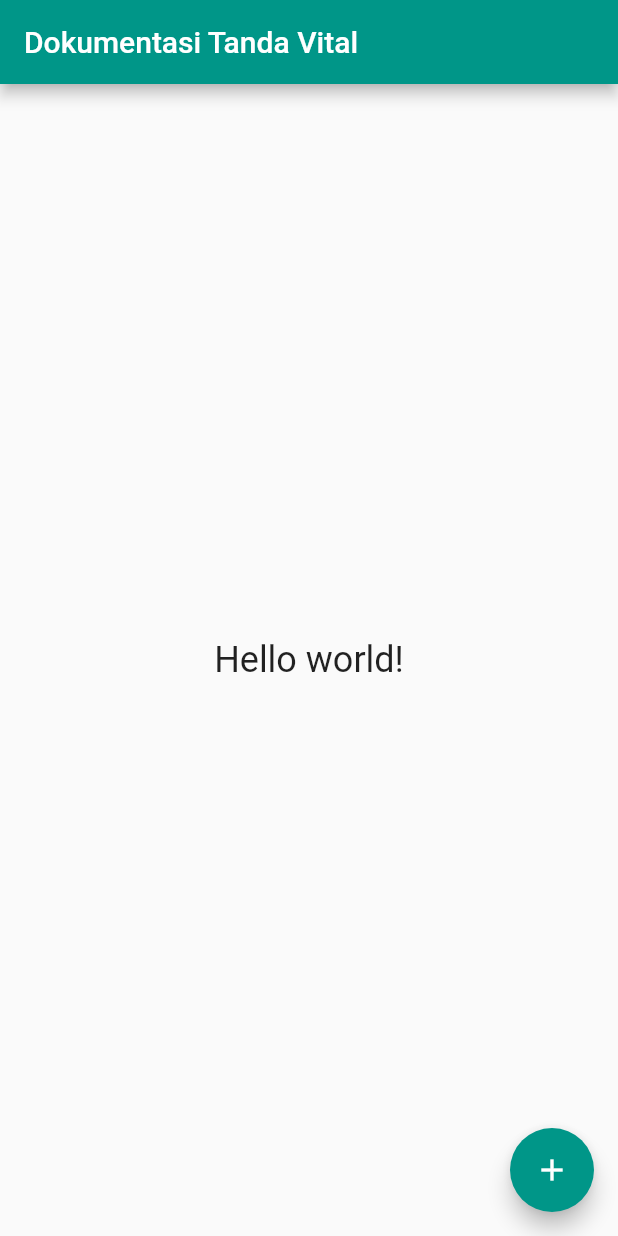
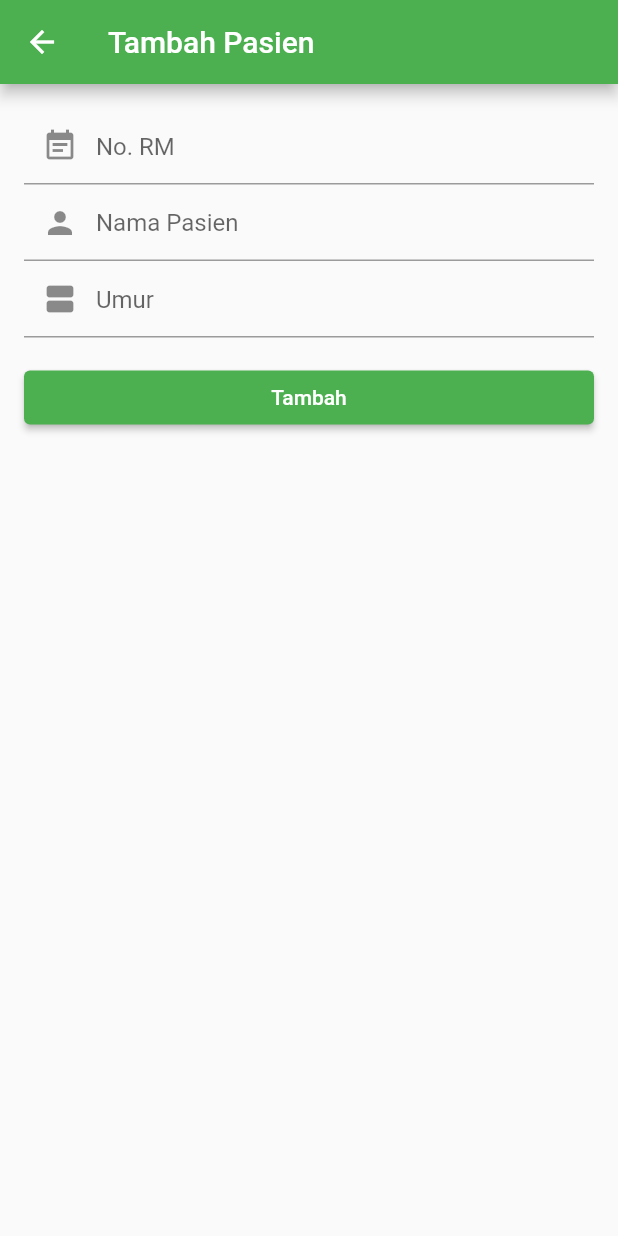
Before and after one commit to khairul169/Tanda-Vital-Flutter, a Flutter app: the screen it shows after launch, after a tap on the "add" icon, on a phone screen of 412 x 824 dp. Run offline on Flutter 3.47's test engine with Material 2 defaults, Android fonts, the phone set to English and light mode, and no system bars; our stand-ins replace material_design_icons_flutter.

Commit message:
Setup starting layout

```diff
--- a/lib/home.dart
+++ b/lib/home.dart
@@ -1,23 +1,213 @@
 import 'package:flutter/material.dart';
+import 'package:material_design_icons_flutter/material_design_icons_flutter.dart';
+import 'package:tanda_vital_flutter/pasien.dart';
+import 'package:tanda_vital_flutter/view.dart';
+import 'package:tanda_vital_flutter/utils.dart';
 
-class Home extends StatelessWidget {
+class PasienListItem extends StatelessWidget {
+  final PasienData itemData;
+  final Function onPress;
+  final Function onRemove;
+
+  PasienListItem({
+    @required this.itemData,
+    @required this.onPress,
+    @required this.onRemove
+  });
+
+  @override
+  Widget build(BuildContext context) {
+    final genderIcon = (this.itemData.gender == 1) ? MdiIcons.genderFemale : MdiIcons.genderMale;
+    return Card(
+      child: ListTile(
+        leading: Icon(Icons.person),
+        title: Column(
+          crossAxisAlignment: CrossAxisAlignment.start,
+          children: <Widget>[
+            Row(
+              children: <Widget>[
+                Text(Utils.genderPrefix(this.itemData)),
+                Container(
+                  margin: EdgeInsets.only(left: 4),
+                  child: Icon(genderIcon, size: 18)
+                ),
+              ],
+            ),
+            Container(
+              margin: EdgeInsets.only(top: 4),
+              child: Text(this.itemData.regNumber + ' • ' + this.itemData.age.toString() + ' th'),
+            ),
+          ]
+        ),
+        trailing: PopupMenuButton(
+          itemBuilder: (context) => <PopupMenuEntry>[
+            PopupMenuItem(
+              value: 1,
+              child: Row(
+                children: <Widget>[
+                  Icon(Icons.delete),
+                  Container(child: Text("Hapus"), margin: EdgeInsets.only(left: 8)),
+                ],
+              ),
+            )
+          ],
+          onSelected: (opt) {
+            // Remove
+            if (opt == 1) {
+              onRemove();
+            }
+          },
+        ),
+        onTap: onPress,
+      ),
+    );
+  }
+}
+
+class PasienListView extends StatelessWidget {
+  final List<PasienData> items;
+  final Function onRemove;
+
+  PasienListView({@required this.items, @required this.onRemove});
+
+  Widget _buildItem(context, index) {
+    if (index >= items.length) {
+      return null;
+    }
+
+    return PasienListItem(
+      itemData: items[index],
+      onPress: () {
+        Navigator.push(context, MaterialPageRoute(builder: (context) => LihatPasien(data: items[index])));
+      },
+      onRemove: () {
+        this.onRemove(index);
+      },
+    );
+  }
+
+  @override
+  Widget build(BuildContext context) {
+    return ListView.builder(itemBuilder: _buildItem);
+  }
+}
+
+class TambahPasien extends StatelessWidget {
+  // Vars
+  final _inputReg = TextEditingController();
+  final _inputName = TextEditingController();
+  final _inputAge = TextEditingController();
+
   @override
   Widget build(BuildContext context) {
     return Scaffold(
       appBar: AppBar(
-        title: Text('Dokumentasi Tanda Vital'),
+        title: Text('Tambah Pasien'),
       ),
-      body: Container(
-        child: Text('Hello world!', style: TextStyle(fontSize: 24),),
+      body: Padding(
         padding: EdgeInsets.all(16),
-        alignment: Alignment.center
-      ),
-      floatingActionButton: FloatingActionButton(
-        child: Icon(Icons.add),
-        onPressed: () {
-          debugPrint("Test!");
-        },
+        child: Column(
+          crossAxisAlignment: CrossAxisAlignment.start,
+          children: <Widget>[
+            TextField(
+              controller: _inputReg,
+              decoration: InputDecoration(
+                contentPadding: EdgeInsets.fromLTRB(20.0, 16.0, 20.0, 16.0),
+                prefixIcon: Icon(Icons.event_note),
+                hintText: "No. RM"
+              )
+            ),
+            TextField(
+              controller: _inputName,
+              decoration: InputDecoration(
+                contentPadding: EdgeInsets.fromLTRB(20.0, 16.0, 20.0, 16.0),
+                prefixIcon: Icon(Icons.person),
+                hintText: "Nama Pasien",
+              )
+            ),
+            TextField(
+              controller: _inputAge,
+              decoration: InputDecoration(
+                contentPadding: EdgeInsets.fromLTRB(20.0, 16.0, 20.0, 16.0),
+                prefixIcon: Icon(Icons.view_agenda),
+                hintText: "Umur"
+              )
+            ),
+            Container(
+              margin: EdgeInsets.only(top: 16),
+              child: RaisedButton(
+                onPressed: () {
+                  Navigator.pop(context, PasienData(
+                    regNumber: _inputReg.text,
+                    name: _inputName.text,
+                    age: int.tryParse(_inputAge.text) ?? 0,
+                  ));
+                },
+                child: SizedBox(
+                  width: double.maxFinite,
+                  child: Center(child: Text("Tambah")),
+                ),
+              )
+            )
+          ],
+        ),
       ),
     );
   }
 }
+
+class Home extends StatefulWidget {
+  @override
+  _HomeState createState() => _HomeState();
+}
+
+class _HomeState extends State<Home> {
+  List<PasienData> items = [];
+  Map<String, dynamic> user;
+
+  _HomeState() {
+    items.add(PasienData(name: "Hello", age: 10, gender: 1));
+    items.add(PasienData(name: "World", age: 16, gender: 0));
+  }
+
+  onAddPressed() async {
+    final result = await Navigator.push(context, MaterialPageRoute(
+      builder: (context) => TambahPasien()
+    ));
+
+    if (result != null) {
+      setState(() {
+        items.add(result);
+      });
+    }
+  }
+
+  onRemove(id) {
+    setState(() {
+      items.removeAt(id);
+    });
+  }
+
+  @override
+  Widget build(BuildContext context) {
+    return Scaffold(
+      appBar: AppBar(
+        leading: Builder(builder: (context) => Icon(Icons.show_chart)),
+        title: Text('Dokumentasi TTV'),
+        actions: <Widget>[
+          IconButton(icon: Icon(Icons.search), onPressed: (){})
+        ],
+      ),
+      body: Container(
+        child: PasienListView(
+          items: this.items,
+          onRemove: this.onRemove,
+        ),
+      ),
+      floatingActionButton: FloatingActionButton(
+        child: Icon(Icons.add),
+        onPressed: onAddPressed,
+      ),
+    );
+  }
+}
--- a/lib/main.dart
+++ b/lib/main.dart
@@ -2,15 +2,25 @@ import 'package:flutter/material.dart';
 import './home.dart';
 
 class TandaVitalApp extends StatelessWidget {
+  @override
+  Widget build(BuildContext context) {
+    return Home();
+  }
+}
+
+class App extends StatelessWidget {
   final appTitle = 'Dokumentasi Tanda Vital';
 
   @override
   Widget build(BuildContext context) {
     return MaterialApp(
       title: this.appTitle,
-      home: Home(),
+      home: TandaVitalApp(),
       theme: ThemeData(
-        primarySwatch: Colors.teal
+        primarySwatch: Colors.green,
+        buttonTheme: ButtonThemeData(
+          textTheme: ButtonTextTheme.primary
+        )
       ),
       debugShowCheckedModeBanner: false,
     );
@@ -18,5 +28,5 @@ class TandaVitalApp extends StatelessWidget {
 }
 
 void main() {
-  runApp(TandaVitalApp());
+  runApp(App());
 }
--- /dev/null
+++ b/lib/pasien.dart
@@ -0,0 +1,15 @@
+import 'package:flutter/widgets.dart';
+
+class PasienData {
+  final String name;
+  final int age;
+  final int gender;
+  final String regNumber;
+
+  PasienData({
+    @required this.name,
+    this.age = -1,
+    this.gender = 0,
+    this.regNumber = '0000',
+  });
+}
--- /dev/null
+++ b/lib/utils.dart
@@ -0,0 +1,17 @@
+import 'package:tanda_vital_flutter/pasien.dart';
+
+class Utils {
+  static String genderPrefix(PasienData pasien) {
+    String prefix = "";
+
+    if (pasien.age < 5) {
+      prefix = "By.";
+    } else if (pasien.age <= 15) {
+      prefix = "An.";
+    } else {
+      prefix = (pasien.gender == 1) ? "Ny." : "Tn.";
+    }
+
+    return prefix + " " + pasien.name;
+  }
+}
--- a/pubspec.yaml
+++ b/pubspec.yaml
@@ -23,6 +23,8 @@ dependencies:
   # The following adds the Cupertino Icons font to your application.
   # Use with the CupertinoIcons class for iOS style icons.
   cupertino_icons: ^0.1.2
+
+  material_design_icons_flutter: ^4.0.5045
 
 dev_dependencies:
   flutter_test:
```
Also changed, not shown: lib/view.dart (added, +24 -0 lines), pubspec.lock.
